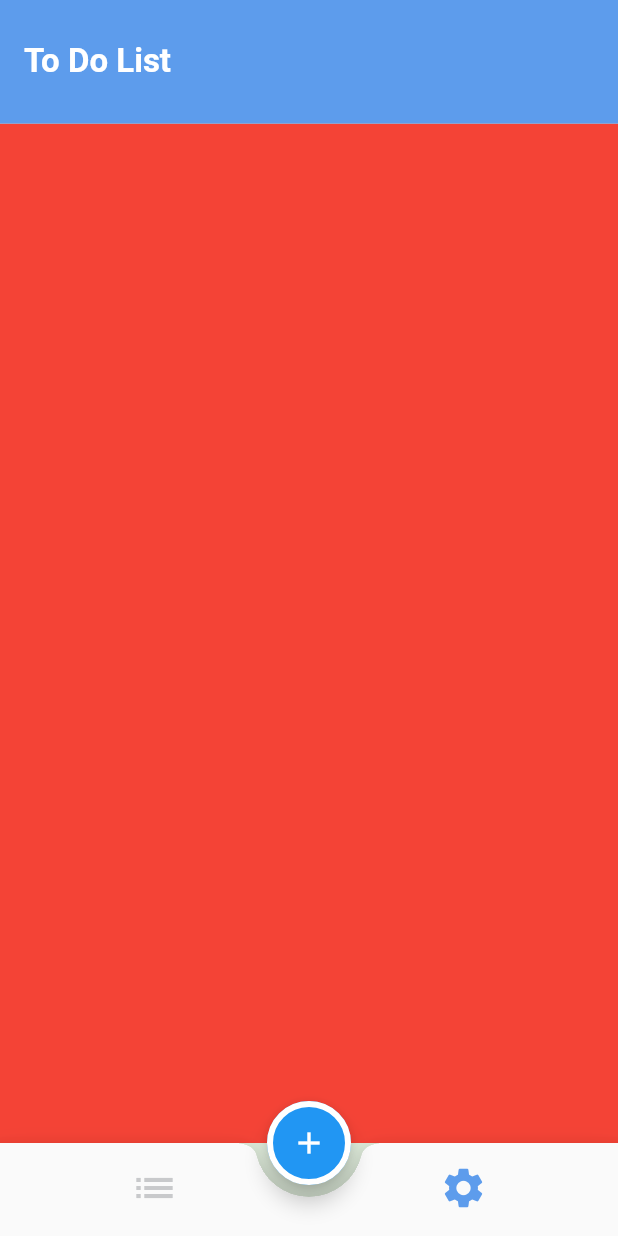
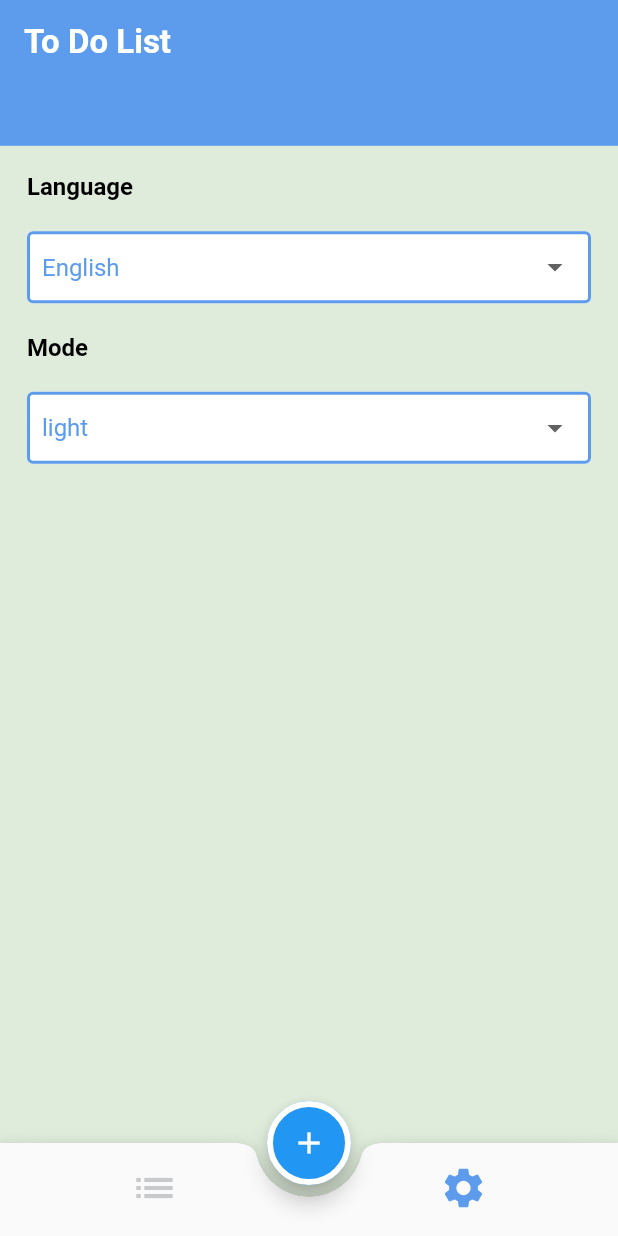
Before and after one commit to AhmedMohsen2492/Todo-App, a Flutter app: the screen it shows after launch, item 2 of the bottom bar chosen, on a phone screen of 412 x 824 dp. Run offline on Flutter 3.47's test engine with Material 2 defaults, Android fonts, the phone set to English and light mode, and no system bars; our stand-ins replace calendar_timeline, flutter_slidable.

Commit message:
finished setting tab ui.

```diff
--- a/lib/ui/common/my_text_form_field.dart
+++ b/lib/ui/common/my_text_form_field.dart
@@ -2,12 +2,15 @@ import 'package:flutter/material.dart';
 
 class MyTextFormField extends StatelessWidget {
 
+  TextEditingController controller;
   String? hintText ;
-  MyTextFormField({this.hintText});
+
+  MyTextFormField({this.hintText ,required this.controller });
 
   @override
   Widget build(BuildContext context) {
     return TextFormField(
+      controller: controller ,
       decoration: InputDecoration(
         hintText: hintText,
       ),
--- a/lib/ui/screens/home/home_screen.dart
+++ b/lib/ui/screens/home/home_screen.dart
@@ -32,7 +32,6 @@ class _HomeScreenState extends State<HomeScreen> {
       "To Do List",
       style: AppTheme.appBarTextStyle,
     ),
-    toolbarHeight: MediaQuery.of(context).size.height * .1,
   );
 
   Widget buildBottomNavigation() => BottomAppBar(
@@ -65,7 +64,7 @@ class _HomeScreenState extends State<HomeScreen> {
   Widget buildFab() => FloatingActionButton(
     onPressed: () {
       showModalBottomSheet(
-        isScrollControlled: true,
+          isScrollControlled: true,
           context: context,
           builder: (_) => Padding(
             padding: MediaQuery.of(context).viewInsets,
--- a/lib/ui/screens/home/tabs/settings/settings_tab.dart
+++ b/lib/ui/screens/home/tabs/settings/settings_tab.dart
@@ -1,4 +1,6 @@
 import 'package:flutter/material.dart';
+import 'package:todo_route/ui/utils/app_theme.dart';
+import '../../../../utils/app_colors.dart';
 
 class SettingsTab extends StatefulWidget {
   const SettingsTab({Key? key}) : super(key: key);
@@ -8,10 +10,118 @@ class SettingsTab extends StatefulWidget {
 }
 
 class _SettingsTabState extends State<SettingsTab> {
+  List<String> LanguagesList = ["English", "اللغة العربية"];
+  String language = 'English';
+  String mode = 'light';
+
   @override
   Widget build(BuildContext context) {
-    return Container(
-      color: Colors.red,
+    return Column(
+      children: [
+        Container(
+          height: MediaQuery.of(context).size.height * 0.05,
+          color: AppColors.primary,
+        ),
+        Padding(
+          padding: const EdgeInsets.all(18.0),
+          child: Column(
+            crossAxisAlignment: CrossAxisAlignment.stretch,
+            children: [
+              Text(
+                "Language",
+                style: AppTheme.settingsTextStyle,
+              ),
+              SizedBox(
+                height: 20,
+              ),
+              DropdownButtonFormField(
+                items: <String>["English", "اللغة العربية"]
+                    .map<DropdownMenuItem<String>>((String value) {
+                  return DropdownMenuItem<String>(
+                    value: value,
+                    child: Text(
+                      value,
+                      style: TextStyle(
+                        color: AppColors.primary,
+                      ),
+                    ),
+                  );
+                }).toList(),
+                onChanged: (newValue) {
+                  language = newValue!;
+                  setState(() {});
+                },
+                value: language,
+                hint: Text("select app language"),
+                decoration: InputDecoration(
+                  contentPadding: EdgeInsets.all(10),
+                  fillColor: AppColors.white,
+                  filled: true,
+                  enabledBorder: OutlineInputBorder(
+                    borderSide: BorderSide(
+                      color: AppColors.primary,
+                      width: 2,
+                    ),
+                  ),
+                  focusedBorder: OutlineInputBorder(
+                    borderSide: BorderSide(
+                      color: AppColors.primary,
+                      width: 2,
+                    ),
+                  ),
+                ),
+              ),
+              SizedBox(
+                height: 20,
+              ),
+              Text(
+                "Mode",
+                style: AppTheme.settingsTextStyle,
+              ),
+              SizedBox(
+                height: 20,
+              ),
+              DropdownButtonFormField(
+                items: <String>["dark", "light"]
+                    .map<DropdownMenuItem<String>>((String value) {
+                  return DropdownMenuItem<String>(
+                    value: value,
+                    child: Text(
+                      value,
+                      style: TextStyle(
+                        color: AppColors.primary,
+                      ),
+                    ),
+                  );
+                }).toList(),
+                onChanged: (newValue) {
+                  mode = newValue!;
+                  setState(() {});
+                },
+                value: mode,
+                hint: Text("select app language"),
+                decoration: InputDecoration(
+                  contentPadding: EdgeInsets.all(10),
+                  fillColor: AppColors.white,
+                  filled: true,
+                  enabledBorder: OutlineInputBorder(
+                    borderSide: BorderSide(
+                      color: AppColors.primary,
+                      width: 2,
+                    ),
+                  ),
+                  focusedBorder: OutlineInputBorder(
+                    borderSide: BorderSide(
+                      color: AppColors.primary,
+                      width: 2,
+                    ),
+                  ),
+                ),
+              ),
+            ],
+          ),
+        ),
+      ],
     );
   }
 }
--- a/lib/ui/utils/app_colors.dart
+++ b/lib/ui/utils/app_colors.dart
@@ -21,4 +21,6 @@ abstract class AppColors {
 
   static const Color lightBlack = Color(0xff383838);
 
+  static const Color green = Color(0xff61E757);
+
 }
--- a/lib/ui/utils/app_theme.dart
+++ b/lib/ui/utils/app_theme.dart
@@ -40,6 +40,12 @@ abstract class AppTheme {
     color: AppColors.white,
   );
 
+  static const TextStyle settingsTextStyle = TextStyle(
+    fontWeight: FontWeight.bold,
+    fontSize: 16,
+    color: AppColors.black,
+  );
+
   static const TextStyle taskTitleTextStyle = TextStyle(
     fontSize: 18,
     fontWeight: FontWeight.bold,
```
Also changed, not shown: lib/ui/screens/bottom sheets/add_bottom_sheet.dart (+43 -8 lines), lib/ui/screens/home/tabs/list/list_tab.dart (+17 -13 lines), lib/ui/screens/home/tabs/list/todo_widget.dart (+9 -9 lines).
